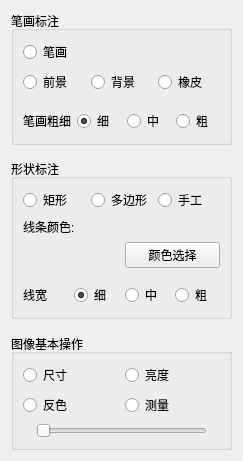
The window that RegionCompetition.ui (WooodHead/labelling3) describes before a commit, drawn with Qt 5.
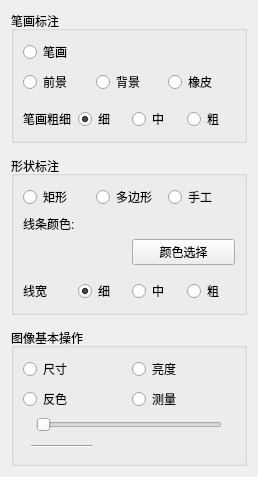
The same window after the commit.

The edit to the form file:
```diff
--- a/RegionCompetition.ui
+++ b/RegionCompetition.ui
@@ -6,8 +6,8 @@
    <rect>
     <x>0</x>
     <y>0</y>
-    <width>243</width>
-    <height>461</height>
+    <width>258</width>
+    <height>477</height>
    </rect>
   </property>
   <property name="sizePolicy">
@@ -328,26 +328,33 @@
      <property name="title">
       <string>图像基本操作</string>
      </property>
-     <layout class="QVBoxLayout" name="verticalLayout_3">
-      <item>
-       <layout class="QHBoxLayout" name="horizontalLayout_7">
+     <layout class="QGridLayout" name="gridLayout">
+      <item row="2" column="0">
+       <layout class="QHBoxLayout" name="horizontalLayout_9">
         <item>
-         <widget class="QRadioButton" name="radioScale">
+         <widget class="QLabel" name="labelSliderLeft">
           <property name="text">
-           <string>尺寸</string>
+           <string/>
           </property>
          </widget>
         </item>
         <item>
-         <widget class="QRadioButton" name="radioBrightness">
+         <widget class="QSlider" name="sliderBasicOp">
+          <property name="orientation">
+           <enum>Qt::Horizontal</enum>
+          </property>
+         </widget>
+        </item>
+        <item>
+         <widget class="QLabel" name="labelSliderRight">
           <property name="text">
-           <string>亮度</string>
+           <string/>
           </property>
          </widget>
         </item>
        </layout>
       </item>
-      <item>
+      <item row="1" column="0">
        <layout class="QHBoxLayout" name="horizontalLayout_8">
         <item>
          <widget class="QRadioButton" name="radioNotColor">
@@ -365,24 +372,41 @@
         </item>
        </layout>
       </item>
-      <item>
-       <layout class="QHBoxLayout" name="horizontalLayout_9">
+      <item row="3" column="0">
+       <layout class="QHBoxLayout" name="horizontalLayout_10">
         <item>
-         <widget class="QLabel" name="labelSliderLeft">
-          <property name="text">
-           <string/>
+         <widget class="Line" name="_line">
+          <property name="minimumSize">
+           <size>
+            <width>50</width>
+            <height>16</height>
+           </size>
           </property>
-         </widget>
-        </item>
-        <item>
-         <widget class="QSlider" name="sliderBasicOp">
+          <property name="maximumSize">
+           <size>
+            <width>61</width>
+            <height>16</height>
+           </size>
+          </property>
           <property name="orientation">
            <enum>Qt::Horizontal</enum>
           </property>
          </widget>
         </item>
         <item>
-         <widget class="QLabel" name="labelSliderRight">
+         <widget class="QLabel" name="_labelRulerText">
+          <property name="minimumSize">
+           <size>
+            <width>120</width>
+            <height>0</height>
+           </size>
+          </property>
+          <property name="maximumSize">
+           <size>
+            <width>81</width>
+            <height>17</height>
+           </size>
+          </property>
           <property name="text">
            <string/>
           </property>
@@ -390,6 +414,24 @@
         </item>
        </layout>
       </item>
+      <item row="0" column="0">
+       <layout class="QHBoxLayout" name="horizontalLayout_7">
+        <item>
+         <widget class="QRadioButton" name="radioScale">
+          <property name="text">
+           <string>尺寸</string>
+          </property>
+         </widget>
+        </item>
+        <item>
+         <widget class="QRadioButton" name="radioBrightness">
+          <property name="text">
+           <string>亮度</string>
+          </property>
+         </widget>
+        </item>
+       </layout>
+      </item>
      </layout>
     </widget>
    </item>
```
Left out of the diff: 26 changed lines with no effect on the pictures.
